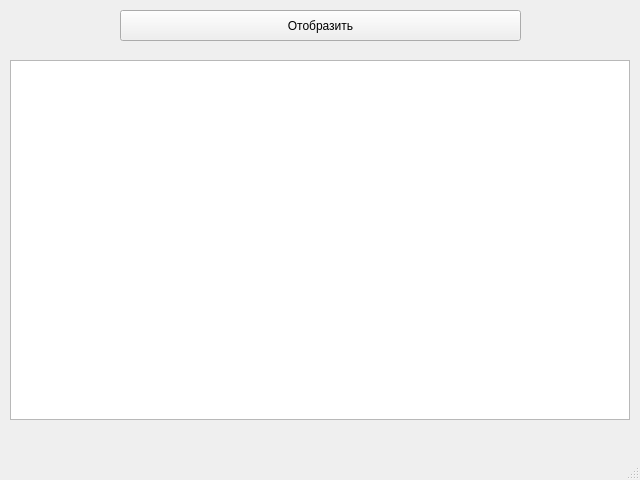
Elizaveta-pl/d-19, file repository1/coffee/capucino/main.ui: the form before one commit.
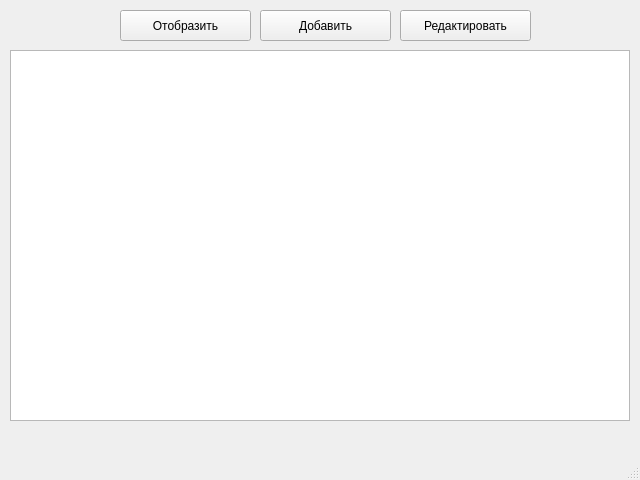
The form after the commit.

Patch:
```diff
--- a/repository1/coffee/capucino/main.ui
+++ b/repository1/coffee/capucino/main.ui
@@ -18,9 +18,9 @@
     <property name="geometry">
      <rect>
       <x>10</x>
-      <y>60</y>
+      <y>50</y>
       <width>620</width>
-      <height>360</height>
+      <height>371</height>
      </rect>
     </property>
    </widget>
@@ -29,7 +29,7 @@
      <rect>
       <x>120</x>
       <y>10</y>
-      <width>401</width>
+      <width>131</width>
       <height>31</height>
      </rect>
     </property>
@@ -37,6 +37,32 @@
      <string>Отобразить</string>
     </property>
    </widget>
+   <widget class="QPushButton" name="pushButton_add">
+    <property name="geometry">
+     <rect>
+      <x>260</x>
+      <y>10</y>
+      <width>131</width>
+      <height>31</height>
+     </rect>
+    </property>
+    <property name="text">
+     <string>Добавить</string>
+    </property>
+   </widget>
+   <widget class="QPushButton" name="pushButton_">
+    <property name="geometry">
+     <rect>
+      <x>400</x>
+      <y>10</y>
+      <width>131</width>
+      <height>31</height>
+     </rect>
+    </property>
+    <property name="text">
+     <string>Редактировать</string>
+    </property>
+   </widget>
   </widget>
   <widget class="QMenuBar" name="menubar">
    <property name="geometry">
```
